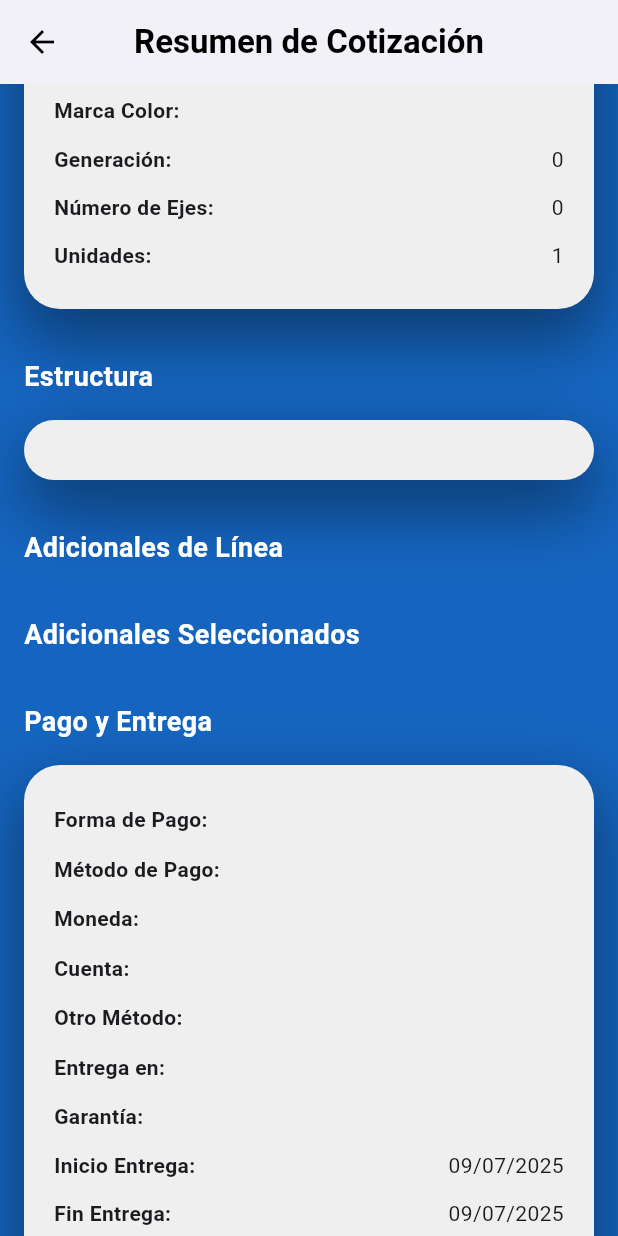
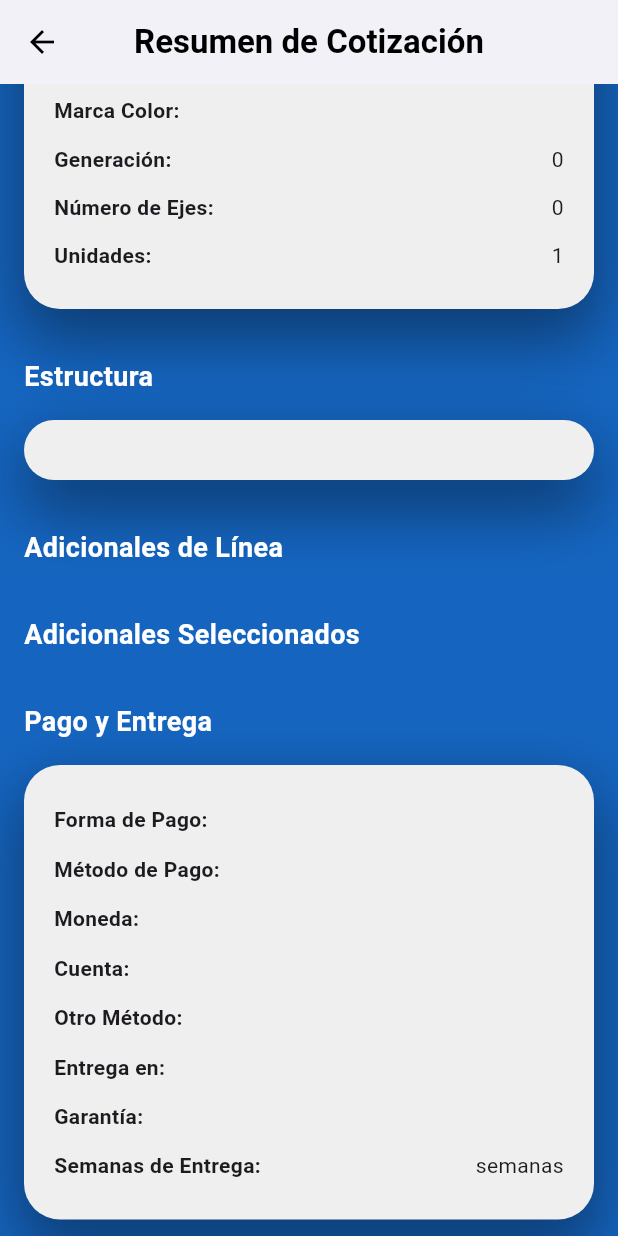
Before and after one commit to ricardomtnez/transtoolsapp, a Flutter app: the Seccion4 screen opened directly with empty values, scrolled down 576 dp, on a phone screen of 412 x 824 dp. Run offline on Flutter 3.47's test engine with Material 3 defaults, Android fonts, the phone set to English and light mode, and no system bars; our stand-ins replace connectivity_plus, loading_indicator, shared_preferences; accounts and stored records are empty.

Commit message:
Ajuste: solo mostrar semanas de entrega con leyenda en Pago y Entrega

```diff
--- a/lib/views/cotizador/seccion4.dart
+++ b/lib/views/cotizador/seccion4.dart
@@ -215,18 +215,9 @@ class Seccion4 extends StatelessWidget {
                       _tableRow('Entrega en: ', cotizacion.entregaEn ?? '-'),
                       _tableRow('Garantía: ', cotizacion.garantia ?? '-'),
                       _tableRow(
-                        'Inicio Entrega: ',
-                        cotizacion.fechaInicioEntrega != null
-                            ? DateFormat('dd/MM/yyyy').format(cotizacion.fechaInicioEntrega!)
-                            : '-',
+                        'Semanas de Entrega: ',
+                        '${cotizacion.semanasEntrega ?? '-'} semanas',
                       ),
-                      _tableRow(
-                        'Fin Entrega: ',
-                        cotizacion.fechaFinEntrega != null
-                            ? DateFormat('dd/MM/yyyy').format(cotizacion.fechaFinEntrega!)
-                            : '-',
-                      ),
-                      _tableRow('Semanas Entrega: ', cotizacion.semanasEntrega ?? '-'),
                     ],
                   ),
                 ]),
```
